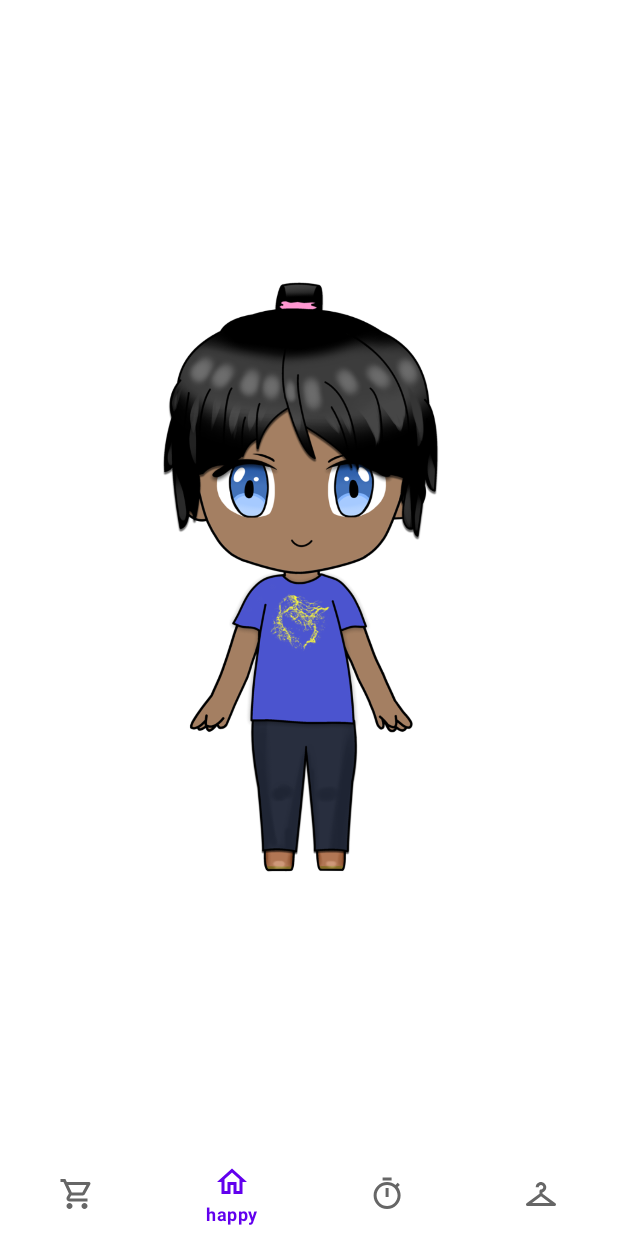
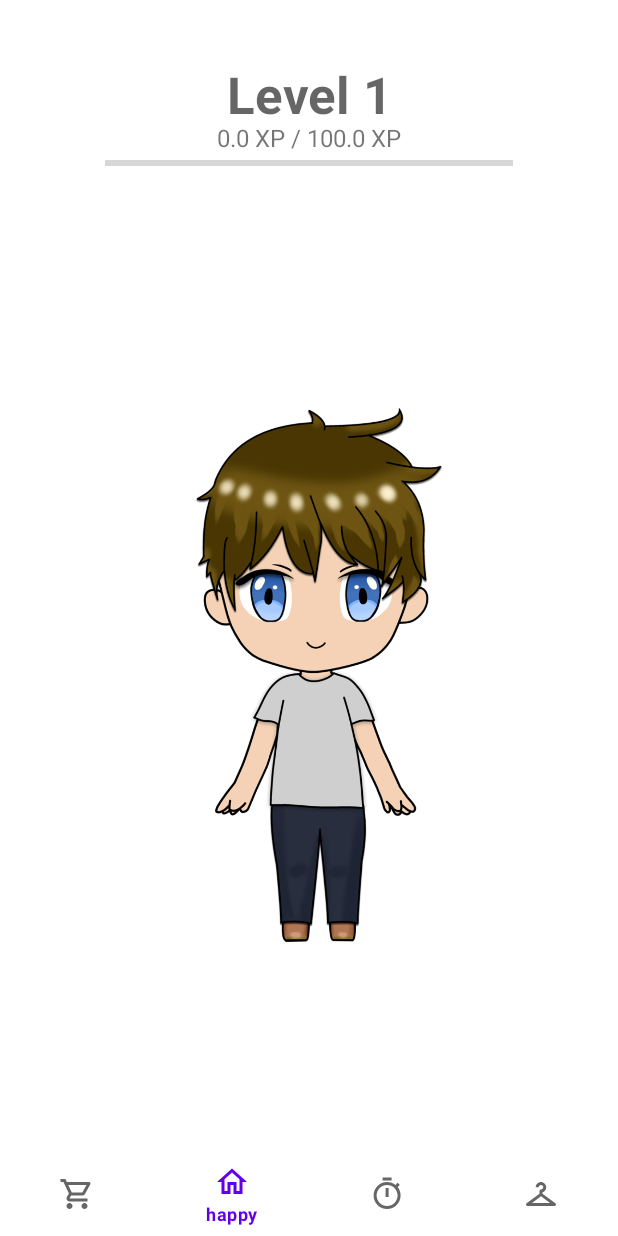
Before and after one commit to FJuergen/5kopf-lernhilfe, an Android app: the fragment AvatarSettings placed in its activity, item 2 of the bottom bar chosen, on a phone screen of 412 x 824 dp. Run offline under Robolectric (Android 15) with nearby library versions, the phone set to English and light mode, and no system bars.

Commit message:
Level speichern, Mainscreen überarbeitet, Items freischalten(V1.0)

```diff
--- a/app/src/main/java/com/kopf5/lernhilfe/AvatarSettings.java
+++ b/app/src/main/java/com/kopf5/lernhilfe/AvatarSettings.java
@@ -34,6 +34,11 @@
     ImageView img;
     ContextWrapper cw;
     SharedPreferences mySP;
+    ImageButton avatar2;
+    ImageButton avatar3;
+    ImageButton avatar4;
+    ImageButton avatar5;
+    ImageButton avatar6;
 
     public AvatarSettings() {
         super(R.layout.activity_avatar_settings);
@@ -148,17 +153,21 @@
         img = view.findViewById(R.id.imageViewPreview);
         ImageButton avatar1 = view.findViewById(R.id.imageButtonSkin1);
         avatar1.setOnClickListener(this::setPreview);
-        ImageButton avatar2 = view.findViewById(R.id.imageButtonSkin2);
+        avatar2 = view.findViewById(R.id.imageButtonSkin2);
         avatar2.setOnClickListener(this::setPreview);
-        ImageButton avatar3 = view.findViewById(R.id.imageButtonSkin3);
+        avatar3 = view.findViewById(R.id.imageButtonSkin3);
         avatar3.setOnClickListener(this::setPreview);
-        ImageButton avatar4 = view.findViewById(R.id.imageButtonSkin4);
+        avatar4 = view.findViewById(R.id.imageButtonSkin4);
         avatar4.setOnClickListener(this::setPreview);
-        ImageButton avatar5 = view.findViewById(R.id.imageButtonSkin5);
+        avatar5 = view.findViewById(R.id.imageButtonSkin5);
         avatar5.setOnClickListener(this::setPreview);
-        ImageButton avatar6 = view.findViewById(R.id.imageButtonSkin6);
+        avatar6 = view.findViewById(R.id.imageButtonSkin6);
         avatar6.setOnClickListener(this::setPreview);
-
+        avatar2.setEnabled(false);
+        avatar3.setEnabled(false);
+        avatar4.setEnabled(false);
+        avatar5.setEnabled(false);
+        avatar6.setEnabled(false);
         return view;
     }
 
@@ -168,5 +177,14 @@
         mySP = getActivity().getSharedPreferences("UserInfo",0);
         cw = new ContextWrapper(getActivity().getBaseContext());
         loadImageFromStorage(mySP.getString("selectedSkinPath",""));
+        //freischalten der Skins:
+        int level = mySP.getInt("level", 1);
+        switch(level){
+            case 50: avatar6.setEnabled(true);
+            case 40: avatar5.setEnabled(true);
+            case 30: avatar4.setEnabled(true);
+            case 20: avatar3.setEnabled(true);
+            case 10: avatar2.setEnabled(true);
+        }
     }
 }
--- a/app/src/main/java/com/kopf5/lernhilfe/MainFragment.java
+++ b/app/src/main/java/com/kopf5/lernhilfe/MainFragment.java
@@ -13,6 +13,8 @@
 import android.view.View;
 import android.view.ViewGroup;
 import android.widget.ImageView;
+import android.widget.ProgressBar;
+import android.widget.TextView;
 
 import java.io.File;
 import java.io.FileInputStream;
@@ -22,6 +24,9 @@
 
     private SharedPreferences mySP;
     private ImageView img;
+    private TextView textViewLevel;
+    private TextView xpProgress;
+    private ProgressBar pBar;
 
     public MainFragment() {
         super(R.layout.fragment_main);
@@ -38,19 +43,27 @@
         // Inflate the layout for this fragment
         View view = inflater.inflate(R.layout.fragment_main, container, false);
         img = view.findViewById(R.id.imageView);
+        textViewLevel = view.findViewById(R.id.textViewLevel);
+        xpProgress = view.findViewById(R.id.xpProgress);
+        pBar = view.findViewById(R.id.progressBar);
         return view;
     }
 
 
 
     /*
-     * wird zur Activity navigiert, wird der Skin geladen.
+     * wird zur Activity navigiert, wird der Skin,Level und Progress (xp/levelThreshold) geladen.
      */
     @Override
     public void onViewCreated(@NonNull View view, @Nullable Bundle savedInstanceState) {
         super.onViewCreated(view, savedInstanceState);
         mySP = getActivity().getSharedPreferences("UserInfo",0);
         loadImageFromStorage(mySP.getString("selectedSkinPath",""));
+        textViewLevel.setText("Level " + mySP.getInt("level",1));
+        float xp = mySP.getFloat("xp",0);
+        float levelThreshold = mySP.getFloat("levelThreshold", 100);
+        xpProgress.setText(xp + " XP / " + levelThreshold + " XP");
+        pBar.setProgress((int)((xp/levelThreshold)*100));
     }
 
 
--- a/app/src/main/res/layout/fragment_main.xml
+++ b/app/src/main/res/layout/fragment_main.xml
@@ -4,6 +4,7 @@
     xmlns:tools="http://schemas.android.com/tools"
     android:layout_width="match_parent"
     android:layout_height="match_parent"
+    android:padding="20dp"
     tools:context=".MainFragment">
 
     <LinearLayout
@@ -15,9 +16,53 @@
         app:layout_constraintStart_toStartOf="parent"
         app:layout_constraintTop_toTopOf="parent">
 
+        <LinearLayout
+            android:layout_width="match_parent"
+            android:layout_height="wrap_content"
+            android:layout_weight="1"
+            android:orientation="vertical"
+            android:padding="20dp">
+
+            <TextView
+                android:id="@+id/textViewLevel"
+                android:layout_width="match_parent"
+                android:layout_height="wrap_content"
+                android:layout_weight="1"
+                android:fontFamily="sans-serif"
+                android:gravity="center"
+                android:text="Level"
+                android:textAlignment="center"
+                android:textAllCaps="false"
+                android:textAppearance="@style/TextAppearance.AppCompat.Display1"
+                android:textSize="34sp"
+                android:textStyle="bold" />
+
+            <TextView
+                android:id="@+id/xpProgress"
+                android:layout_width="match_parent"
+                android:layout_height="wrap_content"
+                android:layout_weight="4"
+                android:gravity="bottom"
+                android:text="TextView"
+                android:textAlignment="center"
+                android:textSize="16sp" />
+
+            <ProgressBar
+                android:id="@+id/progressBar"
+                style="?android:attr/progressBarStyleHorizontal"
+                android:layout_width="match_parent"
+                android:layout_height="wrap_content"
+                android:layout_gravity="top"
+                android:layout_weight="3"
+                android:paddingLeft="30dp"
+                android:paddingEnd="30dp" />
+
+        </LinearLayout>
+
         <ImageView
             android:id="@+id/imageView"
             android:layout_width="match_parent"
-            android:layout_height="wrap_content" />
+            android:layout_height="wrap_content"
+            android:layout_weight="14" />
     </LinearLayout>
 </androidx.constraintlayout.widget.ConstraintLayout>
```
Also changed, not shown: app/src/main/java/com/kopf5/lernhilfe/Lerntimer.java (+7 -0 lines), app/src/main/java/com/kopf5/lernhilfe/UserManager.java (+33 -6 lines), app/src/main/res/layout/activity_avatar_settings.xml (+4 -9 lines).
